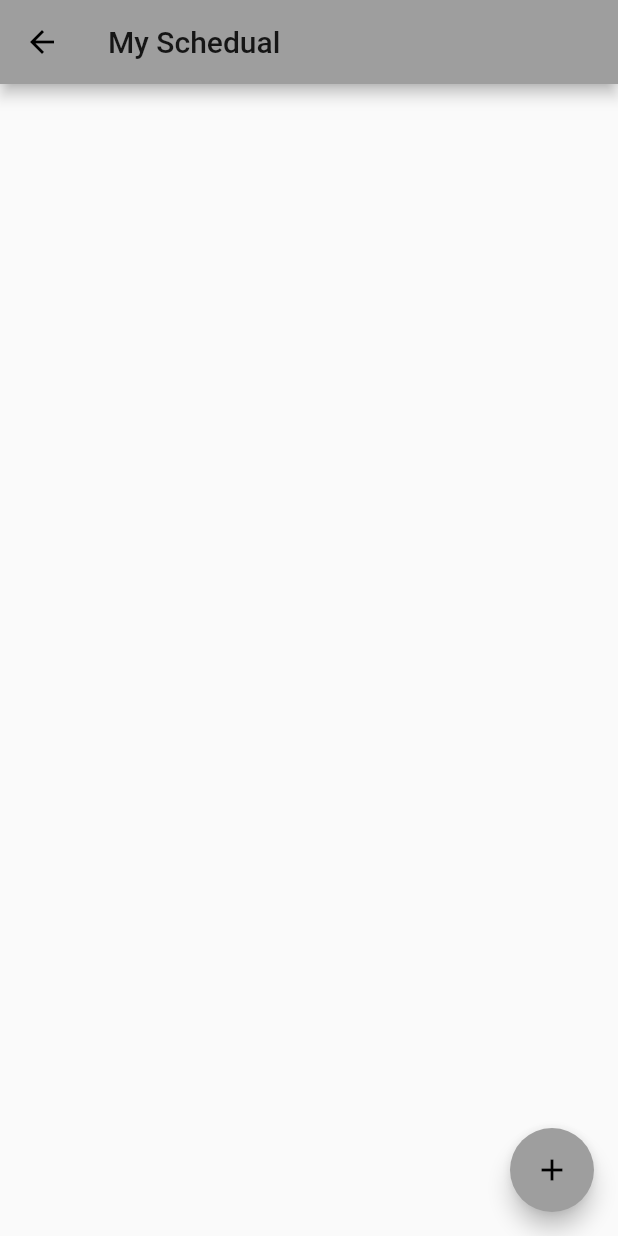
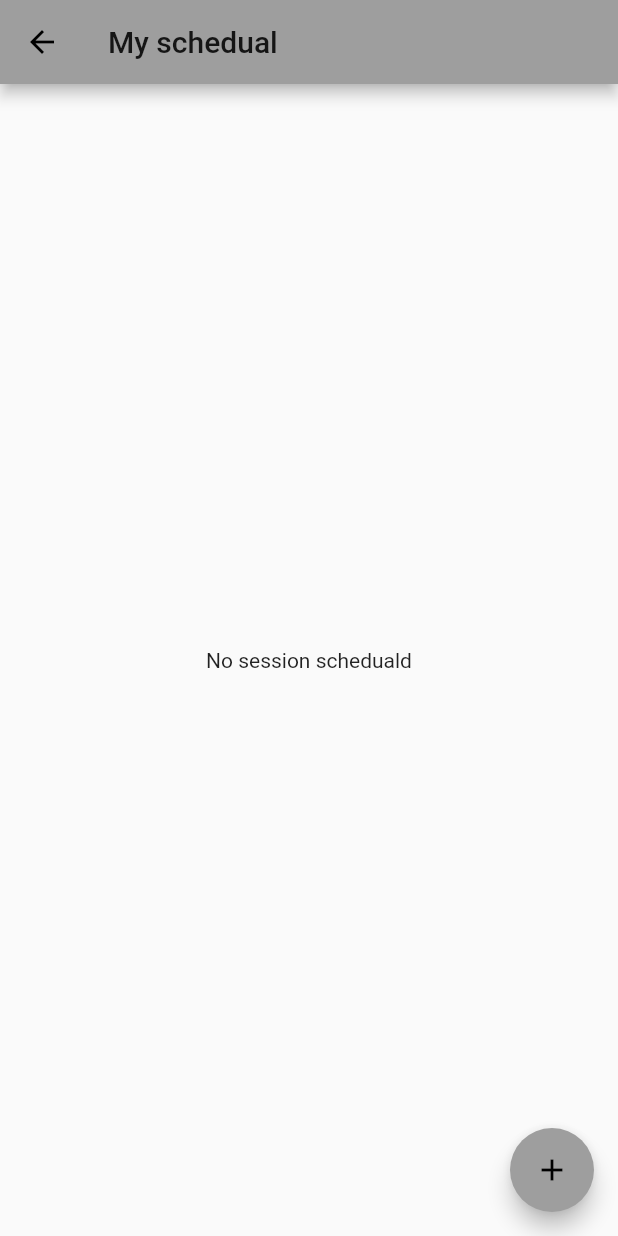
Before and after one commit to DanielShkolnik/IOT_Project, a Flutter app: the SchedualPage screen opened directly, on a phone screen of 412 x 824 dp. Run offline on Flutter 3.47's test engine with Material 2 defaults, Android fonts, the light colour scheme and no system bars.

```diff
--- a/iotrain/lib/schedual.dart
+++ b/iotrain/lib/schedual.dart
@@ -17,16 +17,21 @@ class _SchedualPageState extends State<SchedualPage> {
   @override
   Widget build(BuildContext context) {
     return Scaffold(
-      appBar: AppBar(
-        title: Text("My Schedual"),
-      ),
-      body: Column(children: <Widget>[
-        Container(
-          child: Column(
-            children: entries,
-          ),
-        ),
-      ]),
+      appBar: AppBar(title: const Text('My schedual')),
+      body: entries.length > 0
+          ? ListView.builder(
+              itemCount: entries.length,
+              itemBuilder: (BuildContext context, int index) {
+                return Container(
+                  child: ListTile(
+                    title: Text(DateTime.now().toString()),
+                    tileColor: Colors.grey,
+                  ),
+                  margin: EdgeInsets.all(10),
+                );
+              },
+            )
+          : Center(child: const Text('No session scheduald')),
       floatingActionButton: FloatingActionButton(
         onPressed: _addEntry,
         tooltip: 'Schedual',
--- a/iotrain/pubspec.yaml
+++ b/iotrain/pubspec.yaml
@@ -28,6 +28,10 @@ dependencies:
   # The following adds the Cupertino Icons font to your application.
   # Use with the CupertinoIcons class for iOS style icons.
   cupertino_icons: ^1.0.2
+  firebase_core: ^1.0.3
+  cloud_firestore: ^1.0.5
+  cloud_functions: ^1.0.3
+
 
 dev_dependencies:
   flutter_test:
```
Also changed, not shown: iotrain/pubspec.lock, 3 other files.
